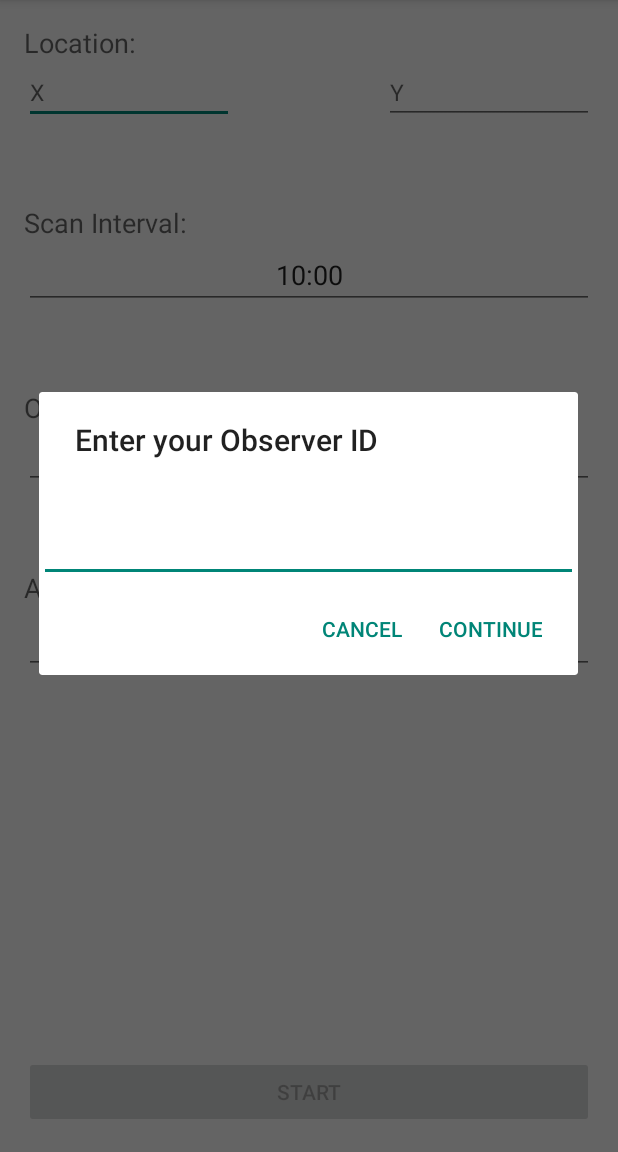
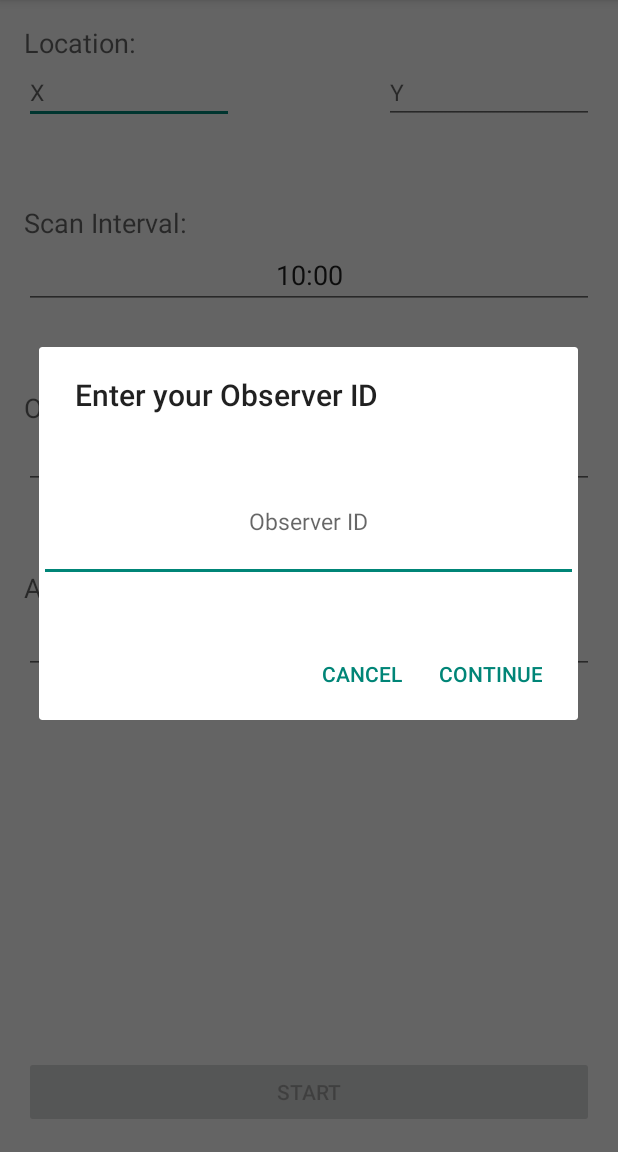
Before and after one commit to midfords/SquirrelObserver, an Android app: the screen it shows after launch (MainActivity), after a tap on "All-Occurances", on a phone screen of 412 x 824 dp, the part 84-1236 px from its top. Run offline under Robolectric (Android 15) with nearby library versions, the phone set to English and light mode, and no system bars; 2 statements that could not run were skipped.

Commit message:
Fixed dialog layout. Removed some commented out code.

```diff
--- a/app/src/main/java/com/project/squirrelobserver/squirrelObserver/MainActivity.java
+++ b/app/src/main/java/com/project/squirrelobserver/squirrelObserver/MainActivity.java
@@ -389,7 +389,6 @@ public class MainActivity extends ActionBarActivity
                                         Record record = new Record(observerIDEditText.getText().toString(), false);
 
                                         GlobalVariables.currentRecord = record;
-//                                        intent.putExtra("Record", record);
 
                                         startActivity(intent);
                                     }
--- a/app/src/main/res/layout/dialog_ao_observer_id_prompt.xml
+++ b/app/src/main/res/layout/dialog_ao_observer_id_prompt.xml
@@ -5,15 +5,24 @@
     android:layout_height="match_parent"
     android:gravity="center_vertical">
 
+    <Space
+        android:layout_width="match_parent"
+        android:layout_height="30dp"/>
+
     <EditText
         android:layout_width="match_parent"
         android:layout_height="wrap_content"
         android:id="@+id/observerIDEditText"
         android:inputType="text"
+        android:hint="@string/ao_observer_id_picker_dialog_hint"
         android:textSize="15dp"
         android:textAlignment="center"
         android:paddingTop="20dp"
         android:padding="30dp"
         android:layout_weight="1" />
 
+    <Space
+        android:layout_width="match_parent"
+        android:layout_height="30dp"/>
+
 </LinearLayout>
--- a/app/src/main/res/values/strings.xml
+++ b/app/src/main/res/values/strings.xml
@@ -22,6 +22,7 @@
     <string name="ao_behavior_picker_dialog_confirm">Done</string>
 
     <string name="ao_observer_id_picker_dialog_title">Enter your Observer ID</string>
+    <string name="ao_observer_id_picker_dialog_hint">Observer ID</string>
     <string name="ao_observer_id_picker_dialog_confirm">Continue</string>
     <string name="ao_observer_id_picker_dialog_cancel">Cancel</string>
 
```
